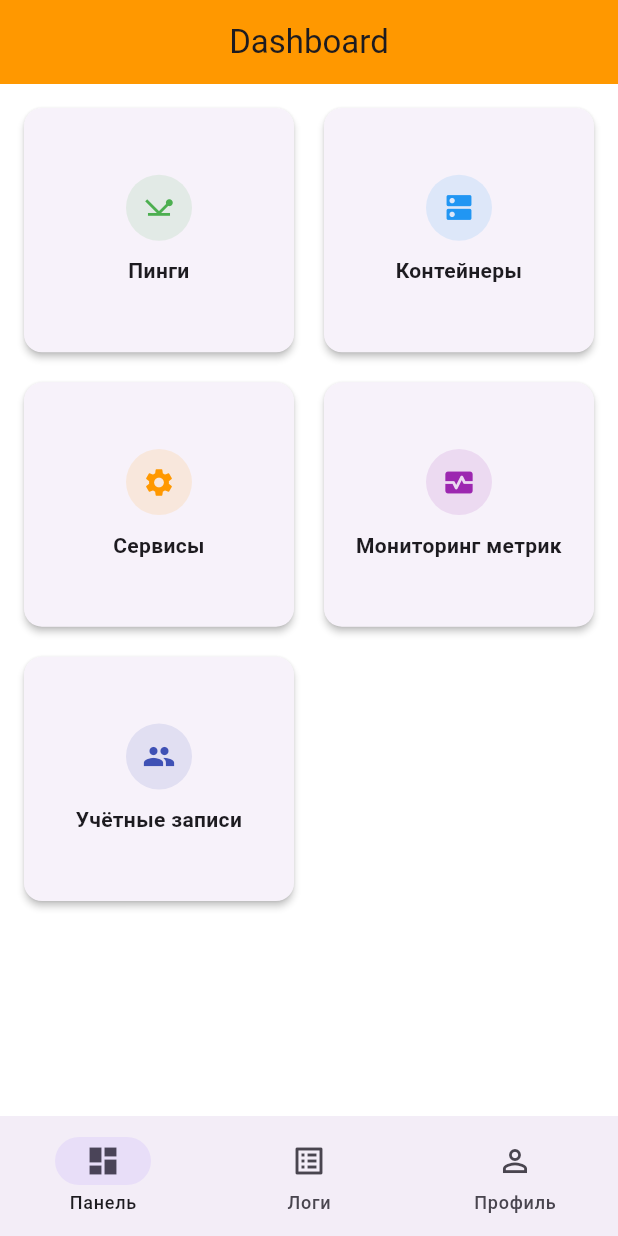
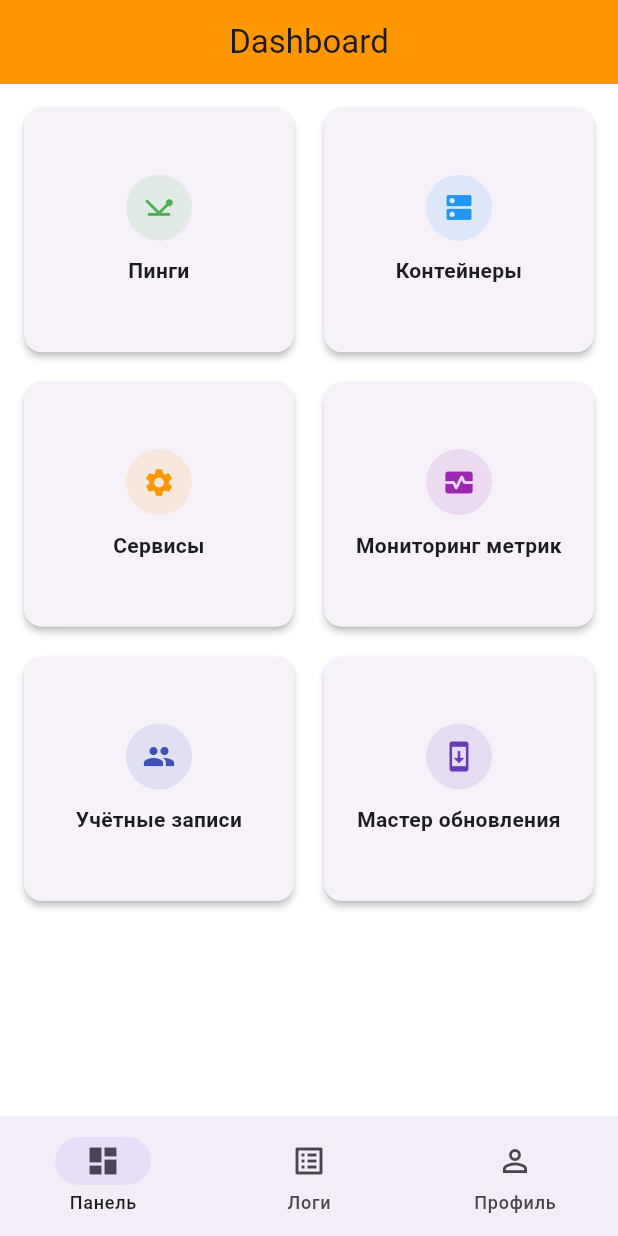
Before and after one commit to reindefox/flutter, a Flutter app: the screen it shows after launch, on a phone screen of 412 x 824 dp. Run offline on Flutter 3.47's test engine with Material 3 defaults, Android fonts, the phone set to English and light mode, and no system bars; our stand-ins replace cached_network_image, go_router.

Commit message:
Маршр

```diff
--- a/lib/app/root_shell.dart
+++ b/lib/app/root_shell.dart
@@ -1,10 +1,14 @@
 import 'package:flutter/material.dart';
+import 'package:go_router/go_router.dart';
 import 'package:project/features/dashboard/pages/home_page.dart';
 import 'package:project/features/profile/pages/user_profile_page.dart';
 import 'package:project/features/logs/pages/logs_page.dart';
+import 'package:project/features/dashboard/pages/metrics_page.dart';
+import 'package:project/features/users/pages/user_accounts_page.dart';
 
 class RootShell extends StatefulWidget {
-  const RootShell({super.key});
+  final Widget child;
+  const RootShell({super.key, required this.child});
 
   @override
   State<RootShell> createState() => _RootShellState();
@@ -13,41 +17,33 @@ class RootShell extends StatefulWidget {
 class _RootShellState extends State<RootShell> {
   int _currentIndex = 0;
 
-  final List<Widget> _pages = const [
-    _DashboardTab(),
-    LogsPage(),
-    UserProfilePage(),
-  ];
+  final List<String> _routes = ['/home', '/logs', '/profile'];
 
   @override
   Widget build(BuildContext context) {
     return Scaffold(
-      body: _pages[_currentIndex],
+      body: widget.child,
       bottomNavigationBar: NavigationBar(
         selectedIndex: _currentIndex,
-        onDestinationSelected: (i) => setState(() => _currentIndex = i),
+        onDestinationSelected: (i) {
+          setState(() => _currentIndex = i);
+          context.go(_routes[i]);
+        },
         destinations: const [
-          NavigationDestination(icon: Icon(Icons.dashboard_outlined), selectedIcon: Icon(Icons.dashboard), label: 'Панель'),
-          NavigationDestination(icon: Icon(Icons.list_alt_outlined), selectedIcon: Icon(Icons.list_alt), label: 'Логи'),
-          NavigationDestination(icon: Icon(Icons.person_outline), selectedIcon: Icon(Icons.person), label: 'Профиль'),
+          NavigationDestination(
+              icon: Icon(Icons.dashboard_outlined),
+              selectedIcon: Icon(Icons.dashboard),
+              label: 'Панель'),
+          NavigationDestination(
+              icon: Icon(Icons.list_alt_outlined),
+              selectedIcon: Icon(Icons.list_alt),
+              label: 'Логи'),
+          NavigationDestination(
+              icon: Icon(Icons.person_outline),
+              selectedIcon: Icon(Icons.person),
+              label: 'Профиль'),
         ],
       ),
     );
   }
 }
-
-class _DashboardTab extends StatelessWidget {
-  const _DashboardTab();
-
-  @override
-  Widget build(BuildContext context) {
-    return Scaffold(
-      appBar: AppBar(
-        backgroundColor: Colors.orange,
-        title: const Text('Dashboard'),
-        centerTitle: true,
-      ),
-      body: const DashboardGrid(),
-    );
-  }
-}
--- /dev/null
+++ b/lib/app/routes.dart
@@ -0,0 +1,77 @@
+import 'package:go_router/go_router.dart';
+import 'package:project/app/root_shell.dart';
+import 'package:project/features/dashboard/pages/home_page.dart';
+import 'package:project/features/dashboard/pages/ping_tracker_page.dart';
+import 'package:project/features/dashboard/pages/docker_container_manager_page.dart';
+import 'package:project/features/dashboard/pages/service_manager_page.dart';
+import 'package:project/features/dashboard/pages/metrics_page.dart';
+import 'package:project/features/logs/pages/logs_page.dart';
+import 'package:project/features/profile/pages/user_profile_page.dart';
+import 'package:project/features/users/pages/user_accounts_page.dart';
+import 'package:project/features/dashboard/pages/setup_wizard_page.dart';
+
+final GoRouter appRouter = GoRouter(
+  initialLocation: '/home',
+  routes: [
+    ShellRoute(
+      builder: (context, state, child) => RootShell(child: child),
+      routes: [
+        GoRoute(
+          path: '/home',
+          name: 'home',
+          builder: (context, state) => const HomePage(),
+        ),
+        GoRoute(
+          path: '/logs',
+          name: 'logs',
+          builder: (context, state) => const LogsPage(),
+        ),
+        GoRoute(
+          path: '/profile',
+          name: 'profile',
+          builder: (context, state) => const UserProfilePage(),
+        ),
+      ],
+    ),
+    GoRoute(
+      path: '/ping',
+      name: 'ping',
+      builder: (context, state) => const WidgetColumnPage(),
+    ),
+    GoRoute(
+      path: '/containers',
+      name: 'containers',
+      builder: (context, state) => const ListViewPage(),
+    ),
+    GoRoute(
+      path: '/services',
+      name: 'services',
+      builder: (context, state) => const ListViewSeparatedPage(),
+    ),
+    GoRoute(
+      path: '/metrics',
+      name: 'metrics',
+      builder: (context, state) => const MetricsPage(),
+    ),
+    GoRoute(
+      path: '/accounts',
+      name: 'accounts',
+      builder: (context, state) => const UserAccountsPage(),
+    ),
+    GoRoute(
+      path: '/update-wizard',
+      name: 'updateWizard',
+      builder: (context, state) => const UpdateWizardPage(),
+    ),
+    GoRoute(
+      path: '/update-wizard/step2',
+      name: 'updateWizardStep2',
+      builder: (context, state) => const WizardStep2Page(),
+    ),
+    GoRoute(
+      path: '/update-wizard/step3',
+      name: 'updateWizardStep3',
+      builder: (context, state) => const WizardStep3Page(),
+    ),
+  ],
+);
--- a/lib/features/dashboard/pages/home_page.dart
+++ b/lib/features/dashboard/pages/home_page.dart
@@ -1,9 +1,5 @@
 import 'package:flutter/material.dart';
-import './docker_container_manager_page.dart';
-import './service_manager_page.dart';
-import './ping_tracker_page.dart';
-import './metrics_page.dart';
-import '../../users/pages/user_accounts_page.dart';
+import 'package:go_router/go_router.dart';
 
 class HomePage extends StatelessWidget {
   const HomePage({super.key});
@@ -47,35 +43,42 @@ class DashboardGrid extends StatelessWidget {
                 'Пинги',
                 Icons.network_ping,
                 Colors.green,
-                const WidgetColumnPage(),
+                'ping',
               ),
               _buildDashboardCard(
                 context,
                 'Контейнеры',
                 Icons.dns,
                 Colors.blue,
-                const ListViewPage(),
+                'containers',
               ),
               _buildDashboardCard(
                 context,
                 'Сервисы',
                 Icons.settings,
                 Colors.orange,
-                const ListViewSeparatedPage(),
+                'services',
               ),
               _buildDashboardCard(
                 context,
                 'Мониторинг метрик',
                 Icons.monitor_heart,
                 Colors.purple,
-                const MetricsPage(),
+                'metrics',
               ),
               _buildDashboardCard(
                 context,
                 'Учётные записи',
                 Icons.people,
                 Colors.indigo,
-                const UserAccountsPage(),
+                'accounts',
+              ),
+              _buildDashboardCardWithDialog(
+                context,
+                'Мастер обновления',
+                Icons.system_update,
+                Colors.deepPurple,
+                'updateWizard',
               ),
             ],
           );
@@ -90,14 +93,68 @@ Widget _buildDashboardCard(
   String title,
   IconData icon,
   Color color,
-  Widget destination,
+  String routeName,
 ) {
   return InkWell(
     borderRadius: BorderRadius.circular(12),
     onTap: () {
-      Navigator.push(
-        context,
-        MaterialPageRoute(builder: (context) => destination),
+      context.pushNamed(routeName);
+    },
+    child: Card(
+      elevation: 2,
+      shape: RoundedRectangleBorder(borderRadius: BorderRadius.circular(12)),
+      child: Padding(
+        padding: const EdgeInsets.symmetric(vertical: 12, horizontal: 8),
+        child: Column(
+          mainAxisAlignment: MainAxisAlignment.center,
+          children: [
+            CircleAvatar(
+              radius: 22,
+              backgroundColor: color.withValues(alpha: 0.12),
+              child: Icon(icon, size: 22, color: color),
+            ),
+            const SizedBox(height: 10),
+            Text(
+              title,
+              textAlign: TextAlign.center,
+              style: const TextStyle(fontSize: 14, fontWeight: FontWeight.w600),
+            ),
+          ],
+        ),
+      ),
+    ),
+  );
+}
+
+Widget _buildDashboardCardWithDialog(
+  BuildContext context,
+  String title,
+  IconData icon,
+  Color color,
+  String routeName,
+) {
+  return InkWell(
+    borderRadius: BorderRadius.circular(12),
+    onTap: () {
+      showDialog(
+        context: context,
+        builder: (context) => AlertDialog(
+          title: const Text('Мастер обновления'),
+          content: const Text('Вы уверены, что хотите запустить мастер обновления?'),
+          actions: [
+            TextButton(
+              onPressed: () => Navigator.of(context).pop(),
+              child: const Text('Отмена'),
+            ),
+            ElevatedButton(
+              onPressed: () {
+                Navigator.of(context).pop();
+                context.pushReplacementNamed(routeName);
+              },
+              child: const Text('Да, запустить'),
+            ),
+          ],
+        ),
       );
     },
     child: Card(
--- a/lib/main.dart
+++ b/lib/main.dart
@@ -1,6 +1,6 @@
 import 'package:flutter/material.dart';
 import 'package:provider/provider.dart';
-import 'package:project/app/root_shell.dart';
+import 'package:project/app/routes.dart';
 import 'package:project/shared/state/user_state.dart';
 import 'package:project/shared/state/ping_state.dart';
 import 'package:project/shared/state/container_state.dart';
@@ -22,13 +22,13 @@ class MyApp extends StatelessWidget {
         ChangeNotifierProvider(create: (_) => ContainerState()),
         ChangeNotifierProvider(create: (_) => ServiceState()),
       ],
-      child: MaterialApp(
+      child: MaterialApp.router(
         title: 'Application',
         theme: ThemeData(
           useMaterial3: true,
           scaffoldBackgroundColor: Colors.white,
         ),
-        home: const RootShell(),
+        routerConfig: appRouter,
       ),
     );
   }
--- a/lib/shared/widgets/content_page.dart
+++ b/lib/shared/widgets/content_page.dart
@@ -19,6 +19,12 @@ class ContentPage extends StatelessWidget {
       appBar: AppBar(
         backgroundColor: color.withValues(alpha: 0.8),
         title: Text(title),
+        leading: IconButton(
+          icon: const Icon(Icons.arrow_back),
+          onPressed: () {
+            Navigator.pop(context);
+          },
+        ),
       ),
       body: body,
     );
```
Also changed, not shown: lib/features/dashboard/pages/setup_wizard_page.dart (added, +269 -0 lines).
